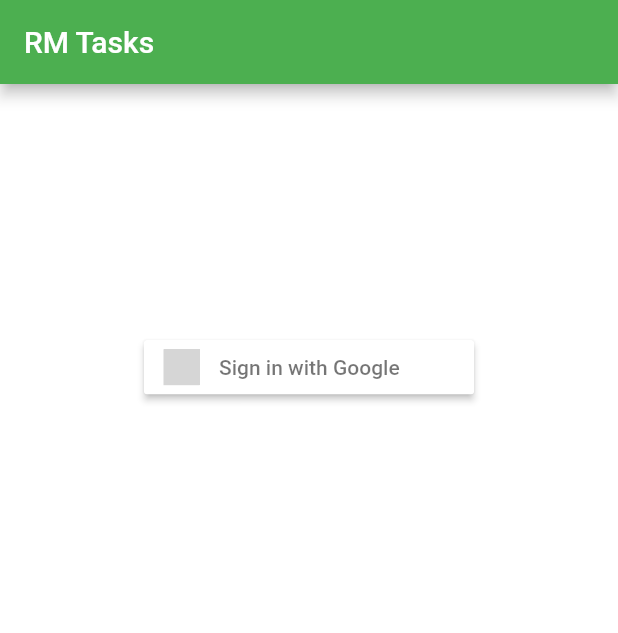
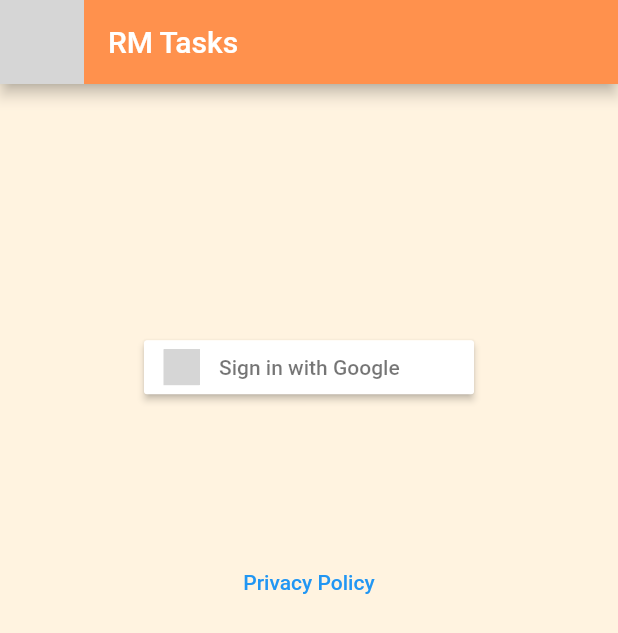
Before and after one commit to rmolabanti/r-tasks, a Flutter app: the screen it shows after launch, on a phone screen of 412 x 824 dp. Shown: the top 633 px of the screen. Run offline on Flutter 3.47's test engine with Material 2 defaults, Android fonts, the light colour scheme and no system bars; our stand-ins replace cloud_firestore, firebase_auth, firebase_core, flutter_signin_button; accounts and stored records are empty; generated files the repository leaves out were written again; grey boxes are pictures that could not be loaded.

Commit message:
logos and theme

```diff
--- a/lib/login_page.dart
+++ b/lib/login_page.dart
@@ -1,5 +1,6 @@
 import 'package:flutter/material.dart';
 import 'package:flutter_signin_button/flutter_signin_button.dart';
+import 'package:url_launcher/url_launcher.dart';
 
 import 'auth_service.dart';
 
@@ -12,15 +13,26 @@
 
 class _LoginPageState extends State<LoginPage> {
 
+  _launchURL() async {
+    const url = 'https://www.raghumolabanti.com/privacy-policy';
+    final uri = Uri.parse(url);
+    if (await canLaunchUrl(uri)) {
+      await launchUrl(uri);
+    } else {
+      throw 'Could not launch $url';
+    }
+  }
+
   @override
   Widget build(BuildContext context) {
     final Size size = MediaQuery.of(context).size;
 
     return Scaffold(
-      backgroundColor: Colors.white,
+      backgroundColor: Colors.orange[50],
       appBar: AppBar(
+        leading: Image.asset('assets/rm_300_300_orange.png', fit: BoxFit.cover),
         title: const Text("RM Tasks"),
-        backgroundColor: Colors.green,
+        backgroundColor: const Color.fromARGB(255,255,145,77),
       ),
       body: Container(
         width: size.width,
@@ -40,6 +52,11 @@
                 AuthService().signInWithGoogle();
               },
             ),
+            TextButton(
+              onPressed: _launchURL,
+              style: TextButton.styleFrom(backgroundColor: Colors.orange[50]),
+              child: const Text('Privacy Policy'), // Button text
+            ),
           ],
         ),
       ),
--- a/pubspec.yaml
+++ b/pubspec.yaml
@@ -41,6 +41,7 @@
   google_sign_in: ^5.4.2
   flutter_signin_button: ^2.0.0
   cloud_firestore: ^4.2.0
+  url_launcher: ^6.1.7
 
 dev_dependencies:
   flutter_test:
@@ -67,6 +68,7 @@
   # To add assets to your application, add an assets section, like this:
   assets:
     - google-logo-small.png
+    - rm_300_300_orange.png
   # - images/a_dot_ham.jpeg
 
   # An image asset can refer to one or more resolution-specific "variants", see
```
Also changed, not shown: assets/rm_300_300_orange.png (added), pubspec.lock, 2 other files.
